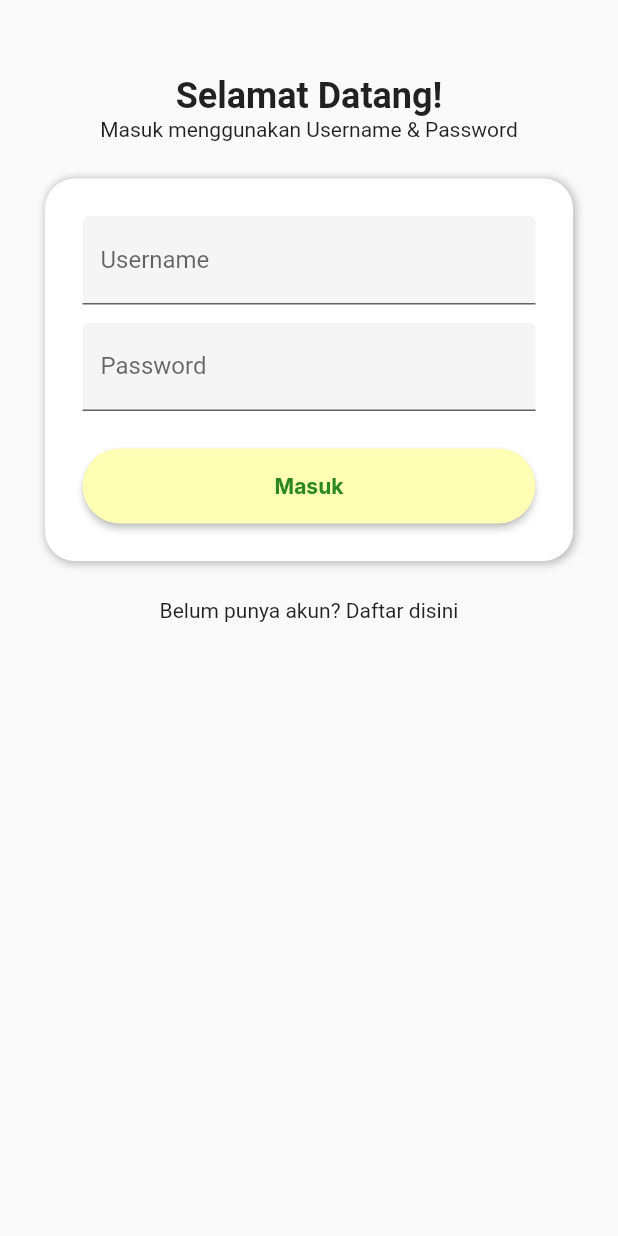
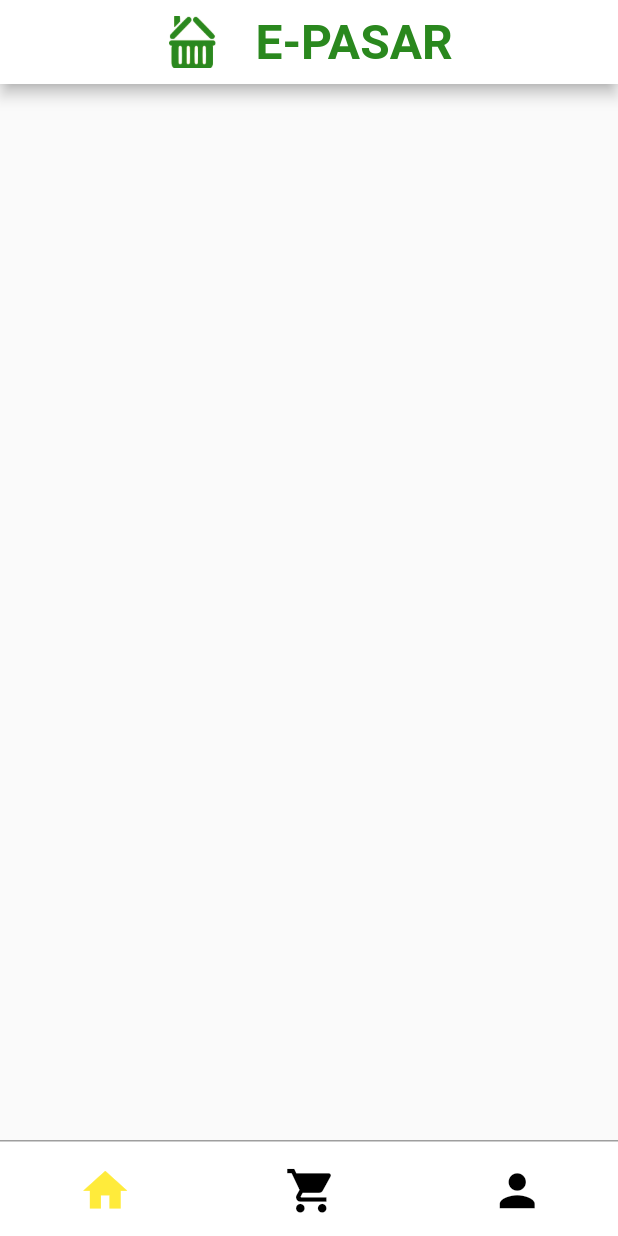
Before and after one commit to albert1911/Toko-Petani-Proyek-AMBW, a Flutter app: the screen it shows after launch, after a tap on "Masuk", on a phone screen of 412 x 824 dp. Run offline on Flutter 3.47's test engine with Material 2 defaults, Android fonts, the light colour scheme and no system bars; our stand-ins replace google_fonts.

Commit message:
top & bottom bar

```diff
--- a/e_pasar_tekno_2/lib/custom_widgets/reuseables.dart
+++ b/e_pasar_tekno_2/lib/custom_widgets/reuseables.dart
@@ -1,5 +1,9 @@
+import 'package:e_pasar_tekno_2/screens/account.dart';
+import 'package:e_pasar_tekno_2/screens/cart.dart';
 import 'package:flutter/material.dart';
 import 'package:google_fonts/google_fonts.dart';
+
+import '../screens/home.dart';
 
 TextField basicTextField(
     String text, TextEditingController controller, bool isPassword) {
@@ -13,7 +17,7 @@ TextField basicTextField(
   );
 }
 
-AppBar appBarKu() {
+AppBar topBar() {
   TextStyle appTitle = GoogleFonts.inriaSans(
     fontSize: 32,
     fontWeight: FontWeight.bold,
@@ -41,6 +45,96 @@ AppBar appBarKu() {
     ),
     backgroundColor: Colors.white,
     elevation: 4.0,
+    automaticallyImplyLeading: false, // Removes back button
     centerTitle: true,
   );
 }
+
+Container bottomBar(BuildContext context, String currentPage) {
+  var isHomePage = false, isCartPage = false, isAccountPage = false;
+
+  switch (currentPage) {
+    case "Home":
+      {
+        isHomePage = true;
+      }
+      break;
+    case "Cart":
+      {
+        isCartPage = true;
+      }
+      break;
+    case "Account":
+      {
+        isAccountPage = true;
+      }
+      break;
+
+    default:
+  }
+  return Container(
+    height: 64,
+    decoration: const BoxDecoration(
+      color: Colors.white,
+      border: Border(
+        top: BorderSide(
+          color: Colors.grey, // Set the color of the border here
+          width: 1.0, // Set the width of the border here
+        ),
+      ),
+    ),
+    child: Row(
+      mainAxisAlignment: MainAxisAlignment.spaceAround,
+      children: [
+        IconButton(
+          enableFeedback: false,
+          onPressed: () {
+            if (!isHomePage) {
+              Navigator.push(
+                context,
+                MaterialPageRoute(builder: (context) => const Home()),
+              );
+            }
+          },
+          icon: Icon(
+            Icons.home,
+            color: isHomePage ? Colors.yellow : Colors.black,
+            size: 35,
+          ),
+        ),
+        IconButton(
+          enableFeedback: false,
+          onPressed: () {
+            if (!isCartPage) {
+              Navigator.push(
+                context,
+                MaterialPageRoute(builder: (context) => const Cart()),
+              );
+            }
+          },
+          icon: Icon(
+            Icons.shopping_cart,
+            color: isCartPage ? Colors.yellow : Colors.black,
+            size: 35,
+          ),
+        ),
+        IconButton(
+          enableFeedback: false,
+          onPressed: () {
+            if (!isAccountPage) {
+              Navigator.push(
+                context,
+                MaterialPageRoute(builder: (context) => const Account()),
+              );
+            }
+          },
+          icon: Icon(
+            Icons.person,
+            color: isAccountPage ? Colors.yellow : Colors.black,
+            size: 35,
+          ),
+        ),
+      ],
+    ),
+  );
+}
--- a/e_pasar_tekno_2/lib/main.dart
+++ b/e_pasar_tekno_2/lib/main.dart
@@ -1,5 +1,5 @@
+import 'package:e_pasar_tekno_2/screens/home.dart';
 import 'package:e_pasar_tekno_2/screens/login.dart';
-import 'package:e_pasar_tekno_2/screens/register.dart';
 import 'package:flutter/material.dart';
 
 void main() async {
@@ -17,18 +17,13 @@ class MyApp extends StatelessWidget {
       title: 'Flutter Demo',
       theme: ThemeData(
         // This is the theme of your application.
-        //
-        // Try running your application with "flutter run". You'll see the
-        // application has a blue toolbar. Then, without quitting the app, try
-        // changing the primarySwatch below to Colors.green and then invoke
-        // "hot reload" (press "r" in the console where you ran "flutter run",
-        // or simply save your changes to "hot reload" in a Flutter IDE).
-        // Notice that the counter didn't reset back to zero; the application
-        // is not restarted.
         primarySwatch: Colors.green,
+
+        splashColor: Colors.transparent,
+        highlightColor: Colors.transparent,
+        hoverColor: Colors.transparent,
       ),
       home: const Login(),
-      // home: const Register(),
     );
   }
 }
--- /dev/null
+++ b/e_pasar_tekno_2/lib/screens/home.dart
@@ -0,0 +1,26 @@
+import 'package:e_pasar_tekno_2/screens/home.dart';
+import 'package:e_pasar_tekno_2/screens/login.dart';
+import 'package:flutter/material.dart';
+
+import '../custom_widgets/main_button.dart';
+import '../custom_widgets/reuseables.dart';
+
+class Home extends StatefulWidget {
+  const Home({super.key});
+
+  @override
+  State<Home> createState() => _HomeState();
+}
+
+class _HomeState extends State<Home> {
+  @override
+  Widget build(BuildContext context) {
+    return Scaffold(
+      appBar: topBar(),
+      body: Container(
+          // DISINI TEMPAT MASUKIN KE SCREEN
+          ),
+      bottomNavigationBar: bottomBar(context, "Home"),
+    );
+  }
+}
--- a/e_pasar_tekno_2/lib/screens/login.dart
+++ b/e_pasar_tekno_2/lib/screens/login.dart
@@ -1,3 +1,5 @@
+import 'package:e_pasar_tekno_2/screens/home.dart';
+import 'package:e_pasar_tekno_2/screens/register.dart';
 import 'package:flutter/material.dart';
 
 import '../custom_widgets/main_button.dart';
@@ -17,10 +19,10 @@ class _LoginState extends State<Login> {
   @override
   Widget build(BuildContext context) {
     return Scaffold(
-      // appBar: appBarKu(),
       body: Container(
-        margin: const EdgeInsets.only(top: 50, bottom: 25, left: 30, right: 30),
+        margin: const EdgeInsets.only(top: 0, bottom: 0, left: 30, right: 30),
         child: Column(
+          mainAxisAlignment: MainAxisAlignment.center,
           children: [
             const Text(
               "Selamat Datang!",
@@ -56,14 +58,33 @@ class _LoginState extends State<Login> {
                       basicTextField("Password", passController, true),
                       const SizedBox(height: 25),
                       MainButton(
-                          btnText: "Masuk", onTap: () => debugPrint('temp')),
+                          btnText: "Masuk",
+                          onTap: () {
+                            Navigator.push(
+                                context,
+                                MaterialPageRoute(
+                                    builder: (context) => const Home()));
+                          }),
+                      const Text(
+                          "Sementara button diklik bisa langsung masuk Home Screen."),
                     ],
                   ),
                 ),
               ),
             ),
             const SizedBox(height: 25),
-            const Text("Belum punya akun? Daftar disini"),
+            const Text("Belum punya akun?"),
+            GestureDetector(
+              onTap: () {
+                Navigator.push(context,
+                    MaterialPageRoute(builder: (context) => const Register()));
+              },
+              child: const Text("Daftar disini",
+                  style: TextStyle(
+                    decoration: TextDecoration.underline,
+                    color: Color.fromRGBO(0, 0, 255, 1),
+                  )),
+            ),
           ],
         ),
       ),
```
Also changed, not shown: e_pasar_tekno_2/lib/screens/account.dart (added, +23 -0 lines), e_pasar_tekno_2/lib/screens/cart.dart (added, +24 -0 lines), e_pasar_tekno_2/lib/screens/register.dart (+21 -3 lines).
